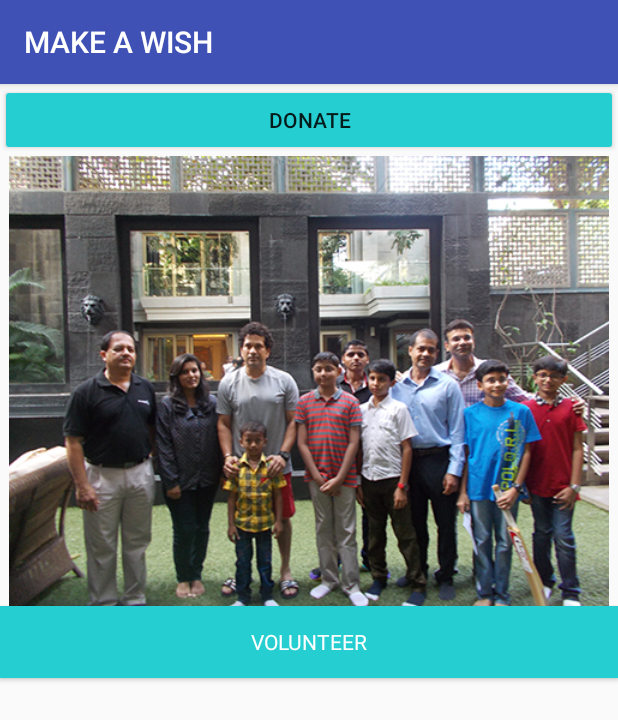
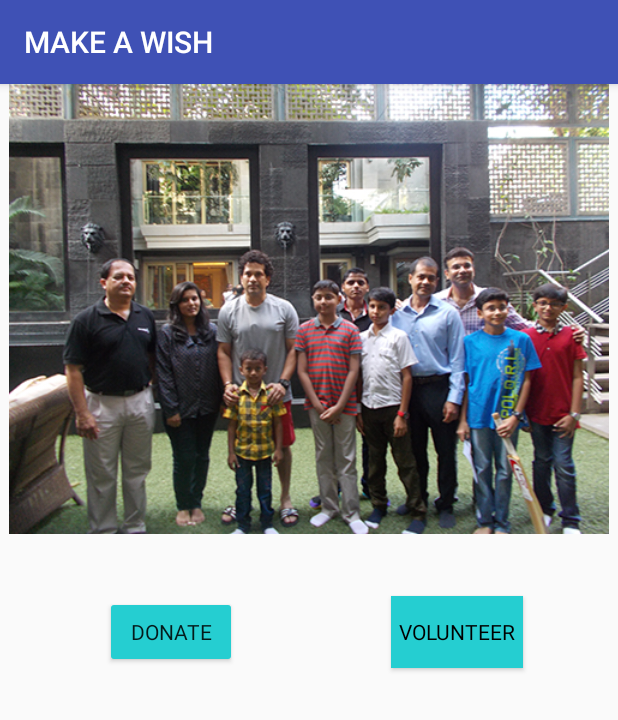
Before and after one commit to Mumbai2017/team-13, an Android app: the screen it shows after launch (MainActivity), on a phone screen of 412 x 824 dp. Shown: the top 720 px of the screen. Run offline under Robolectric (Android 15) with nearby library versions, the phone set to English and light mode, and no system bars.

Commit message:
donor_login.java arranged

```diff
--- a/NewMAW/app/src/main/res/layout/activity_donor_reg.xml
+++ b/NewMAW/app/src/main/res/layout/activity_donor_reg.xml
@@ -153,7 +153,6 @@
         android:layout_height="wrap_content"
         android:hint="Password :"
         android:fontFamily="monospace"
-
         android:textColor="#2892d7"
         android:layout_alignBaseline="@+id/etPassword"
         android:layout_alignBottom="@+id/etPassword"
--- a/NewMAW/app/src/main/res/layout/activity_main.xml
+++ b/NewMAW/app/src/main/res/layout/activity_main.xml
@@ -11,39 +11,43 @@
     <Button
         android:backgroundTint="#25ced1"
         android:id="@+id/btnDonor"
-        android:layout_width="331dp"
+        android:layout_width="wrap_content"
         android:layout_height="wrap_content"
         android:text="Donate"
         tools:layout_editor_absoluteX="148dp"
         tools:layout_editor_absoluteY="265dp"
-        android:layout_alignParentRight="true"
-        android:layout_alignParentEnd="true"
+        android:layout_marginLeft="70dp"
+        android:layout_marginStart="70dp"
+        android:layout_alignTop="@+id/btnVolunteer"
         android:layout_alignParentLeft="true"
+        android:fontFamily="#fafffd"
+
+
         android:layout_alignParentStart="true" />
 
     <ImageView
     android:layout_width="match_parent"
     android:layout_height="300dp"
     android:src="@mipmap/wish"
-        android:layout_below="@+id/btnDonor"
+        android:id="@+id/imageView3"
+        android:layout_alignParentTop="true"
         android:layout_alignParentLeft="true"
-        android:layout_alignParentStart="true"
-        android:id="@+id/imageView3" />
+        android:layout_alignParentStart="true" />
     <Button
         android:backgroundTint="#25ced1"
+
         android:fontFamily="#fafffd"
         android:id="@+id/btnVolunteer"
         android:layout_width="wrap_content"
         android:layout_height="wrap_content"
         android:text="Volunteer"
         android:onClick="volunteer"
-        android:layout_gravity="center"
-
         android:background="#005eff"
-        android:textColor="#ffffff"
+        android:textColor="#000000"
+        android:layout_marginTop="41dp"
+        android:layout_marginRight="63dp"
+        android:layout_marginEnd="63dp"
         android:layout_below="@+id/imageView3"
-        android:layout_alignParentLeft="true"
-        android:layout_alignParentStart="true"
         android:layout_alignParentRight="true"
         android:layout_alignParentEnd="true" />
 
```
Also changed, not shown: NewMAW/app/src/main/java/com/example/unmadesai/newmaw/donor_reg.java (+0 -13 lines).
